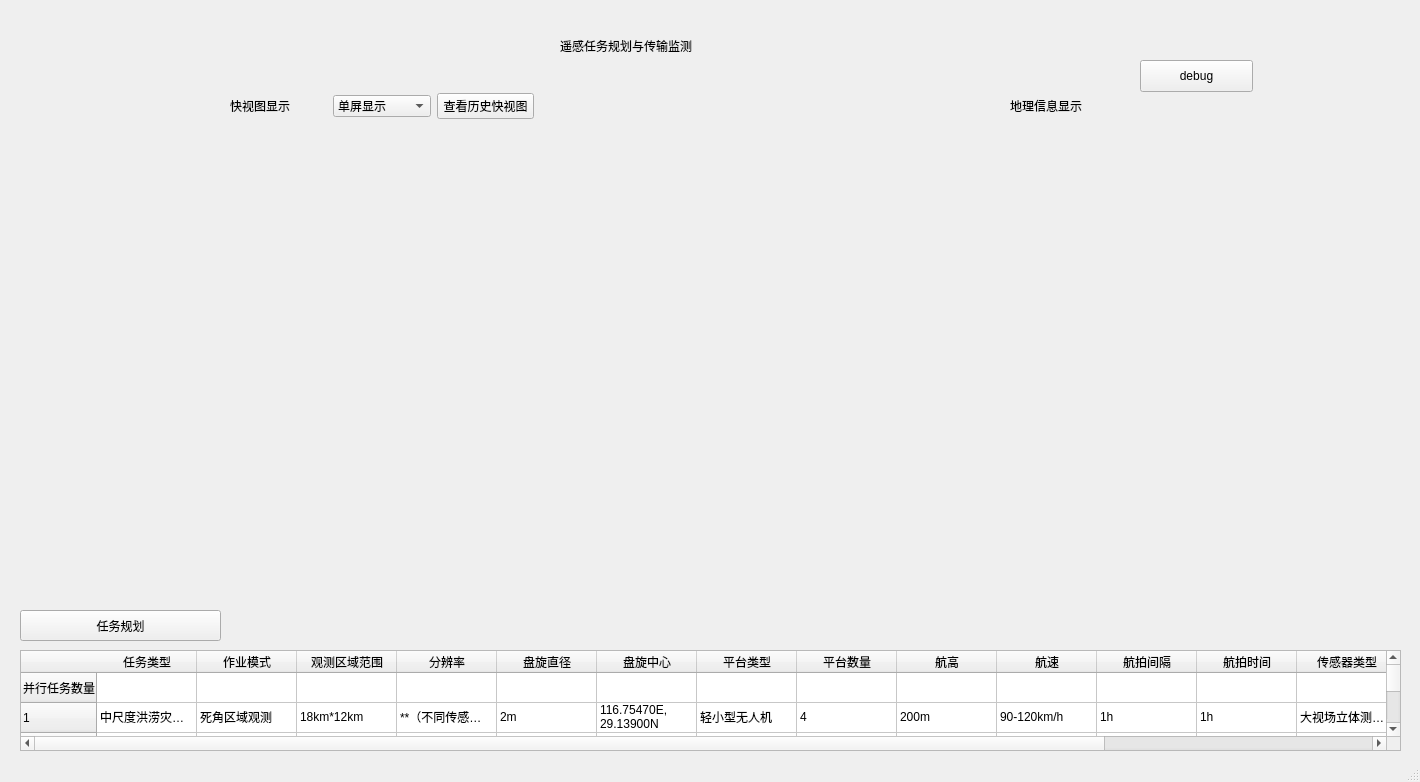
This is main_window.ui in imbi7py/commander as Qt 5 draws it before an edit. The edited form follows.
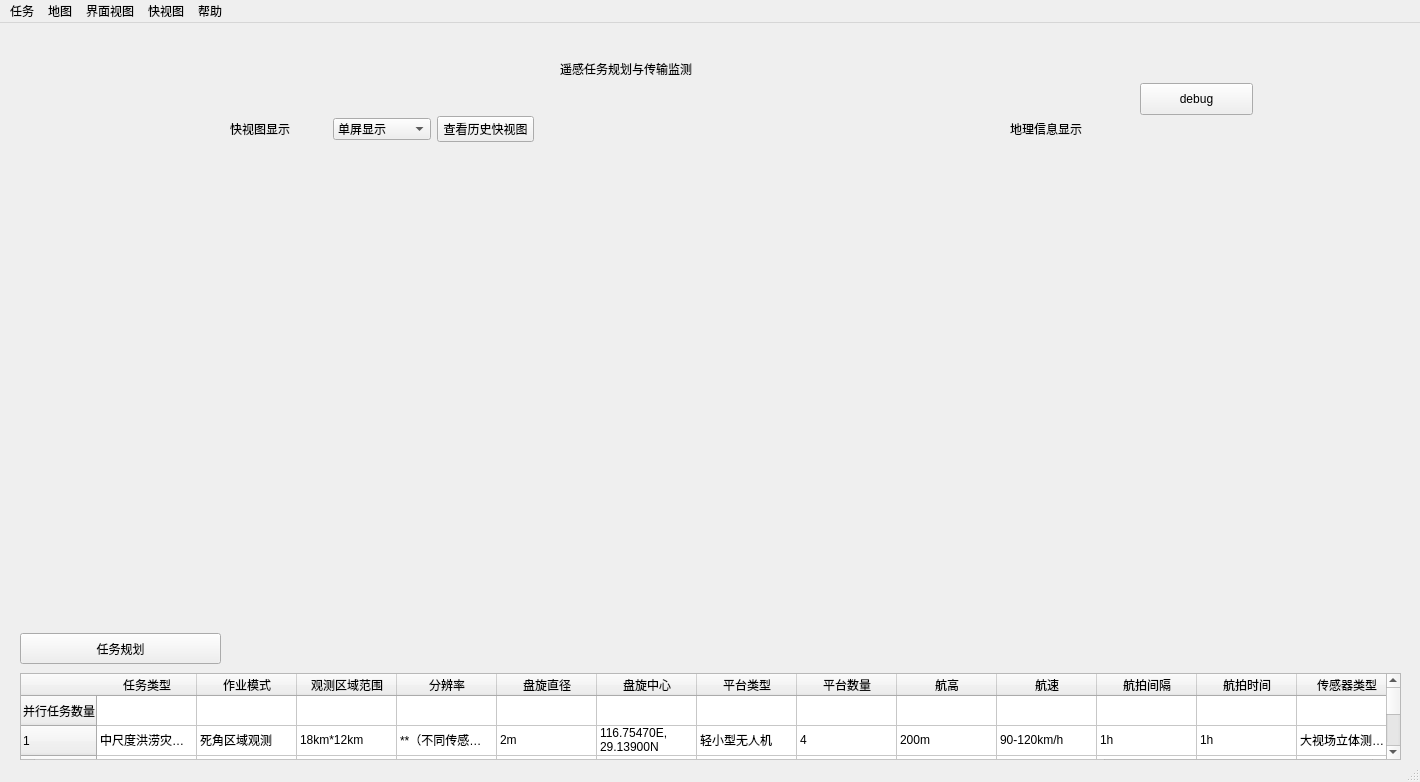
This is the edited form.

Diff of the .ui file:
```diff
--- a/main_window.ui
+++ b/main_window.ui
@@ -370,6 +370,37 @@
      <height>22</height>
     </rect>
    </property>
+   <widget class="QMenu" name="map">
+    <property name="title">
+     <string>地图</string>
+    </property>
+    <addaction name="zoom_to_china"/>
+   </widget>
+   <widget class="QMenu" name="view">
+    <property name="title">
+     <string>界面视图</string>
+    </property>
+   </widget>
+   <widget class="QMenu" name="help">
+    <property name="title">
+     <string>帮助</string>
+    </property>
+   </widget>
+   <widget class="QMenu" name="quickview">
+    <property name="title">
+     <string>快视图</string>
+    </property>
+   </widget>
+   <widget class="QMenu" name="menu">
+    <property name="title">
+     <string>任务</string>
+    </property>
+   </widget>
+   <addaction name="menu"/>
+   <addaction name="map"/>
+   <addaction name="view"/>
+   <addaction name="quickview"/>
+   <addaction name="help"/>
   </widget>
   <widget class="QStatusBar" name="statusbar"/>
  </widget>
```
Left out of the diff: 5 changed lines with no effect on the pictures.
